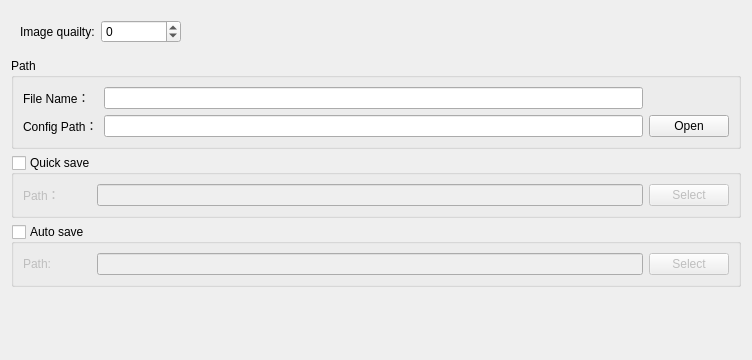
Qt form src/ui/composite_widgets/output.ui (XMuli/SunnyCapturer) before a commit.
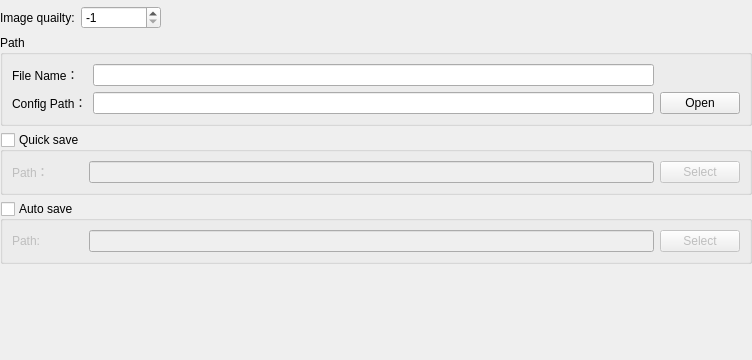
The same form after that commit.

Diff of the .ui file:
```diff
--- a/src/ui/composite_widgets/output.ui
+++ b/src/ui/composite_widgets/output.ui
@@ -13,26 +13,7 @@
   <property name="windowTitle">
    <string>Form</string>
   </property>
-  <layout class="QGridLayout" name="gridLayout">
-   <item row="1" column="0">
-    <spacer name="verticalSpacer">
-     <property name="orientation">
-      <enum>Qt::Vertical</enum>
-     </property>
-     <property name="sizeHint" stdset="0">
-      <size>
-       <width>20</width>
-       <height>46</height>
-      </size>
-     </property>
-    </spacer>
-   </item>
-   <item row="0" column="0">
-    <widget class="QWidget" name="widget_7" native="true">
-     <layout class="QHBoxLayout" name="horizontalLayout_18">
-      <property name="spacing">
-       <number>0</number>
-      </property>
+  <layout class="QVBoxLayout" name="verticalLayout_2">
       <property name="leftMargin">
        <number>0</number>
       </property>
@@ -45,6 +26,9 @@
       <property name="bottomMargin">
        <number>0</number>
       </property>
+   <item>
+    <widget class="QWidget" name="widget_7" native="true"/>
+   </item>
       <item>
        <widget class="QWidget" name="widget_11" native="true">
         <layout class="QVBoxLayout" name="verticalLayout">
@@ -61,26 +45,29 @@
           <number>0</number>
          </property>
          <item>
-          <widget class="QWidget" name="widget_6" native="true">
-           <layout class="QHBoxLayout" name="horizontalLayout_5" stretch="0,0,0">
+       <widget class="QWidget" name="widget" native="true">
+        <layout class="QHBoxLayout" name="horizontalLayout">
+         <property name="leftMargin">
+          <number>0</number>
+         </property>
+         <property name="topMargin">
+          <number>0</number>
+         </property>
+         <property name="rightMargin">
+          <number>0</number>
+         </property>
+         <property name="bottomMargin">
+          <number>0</number>
+         </property>
             <item>
-             <widget class="QLabel" name="label_10">
+          <widget class="QLabel" name="label">
               <property name="text">
                <string>Image quailty:</string>
               </property>
-              <property name="alignment">
-               <set>Qt::AlignLeading|Qt::AlignLeft|Qt::AlignVCenter</set>
-              </property>
              </widget>
             </item>
             <item>
-             <widget class="QSpinBox" name="sbImageQuailty">
-              <property name="sizePolicy">
-               <sizepolicy hsizetype="Minimum" vsizetype="Preferred">
-                <horstretch>0</horstretch>
-                <verstretch>0</verstretch>
-               </sizepolicy>
-              </property>
+          <widget class="QSpinBox" name="spinBox">
               <property name="minimumSize">
                <size>
                 <width>80</width>
@@ -94,18 +81,18 @@
                <number>100</number>
               </property>
               <property name="value">
-               <number>0</number>
+            <number>-1</number>
               </property>
              </widget>
             </item>
             <item>
-             <spacer name="horizontalSpacer_5">
+          <spacer name="horizontalSpacer">
               <property name="orientation">
                <enum>Qt::Horizontal</enum>
               </property>
               <property name="sizeHint" stdset="0">
                <size>
-                <width>40</width>
+             <width>605</width>
                 <height>20</height>
                </size>
               </property>
@@ -317,8 +304,18 @@
         </layout>
        </widget>
       </item>
-     </layout>
-    </widget>
+   <item>
+    <spacer name="verticalSpacer">
+     <property name="orientation">
+      <enum>Qt::Vertical</enum>
+     </property>
+     <property name="sizeHint" stdset="0">
+      <size>
+       <width>20</width>
+       <height>46</height>
+      </size>
+     </property>
+    </spacer>
    </item>
   </layout>
  </widget>
```
Left out of the diff: 3 changed lines with no effect on the pictures. Lines whose indentation alone changed are shown as unchanged.
